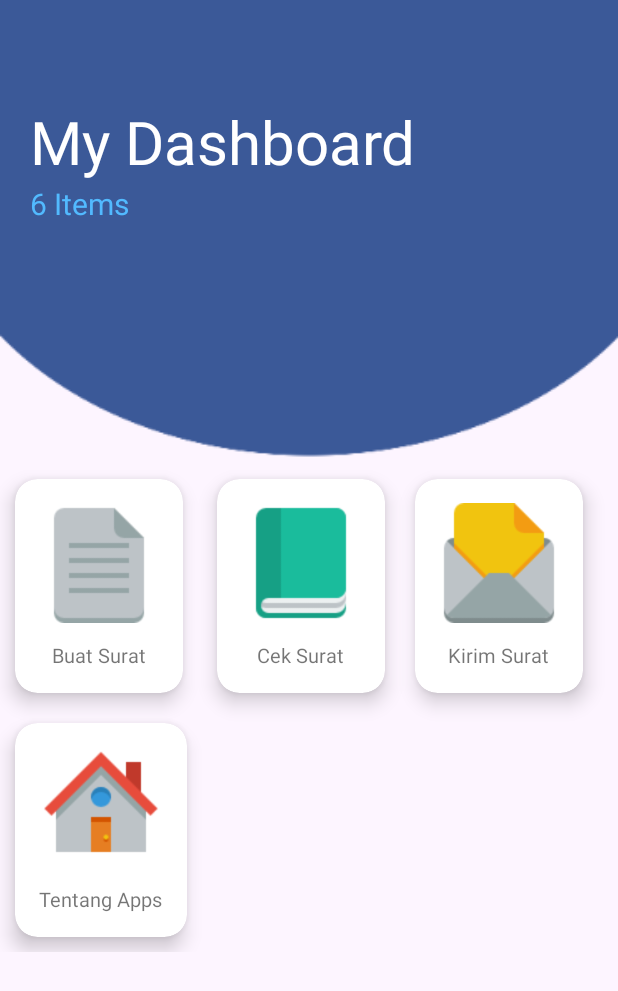
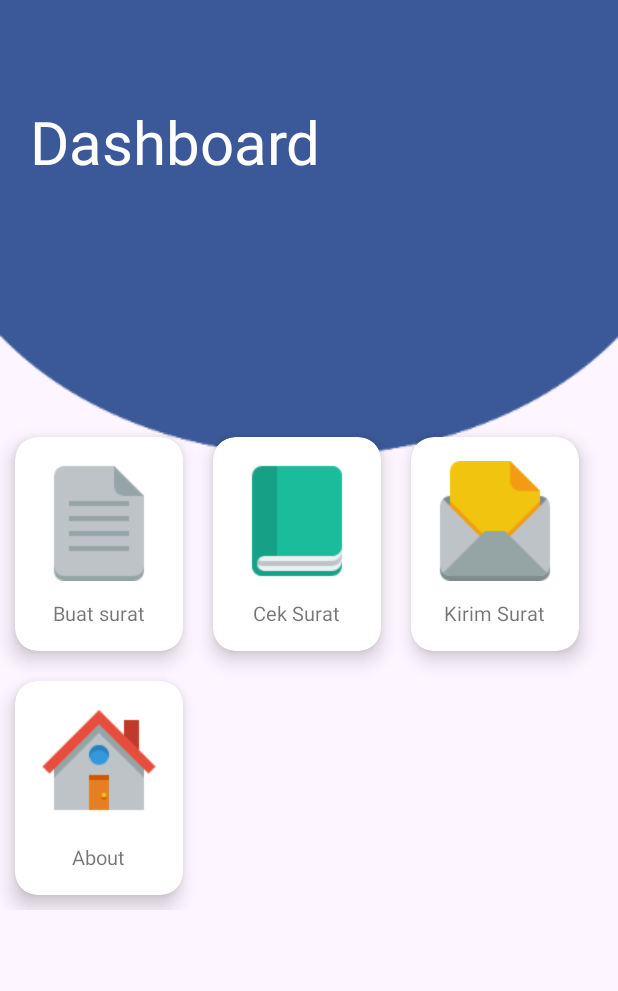
Before and after one commit to Zwarzen/projek2, an Android app: the layout fragment_home.xml on its own in the app's theme, with its tools: preview values and no code run, on a phone screen of 412 x 824 dp. Shown: the top 991 px of the screen. Run offline under Robolectric (Android 15) with nearby library versions, the phone set to English and light mode, and no system bars.

```diff
--- a/app/build.gradle
+++ b/app/build.gradle
@@ -42,4 +42,8 @@ dependencies {
     testImplementation 'junit:junit:4.+'
     androidTestImplementation 'androidx.test.ext:junit:1.1.3'
     androidTestImplementation 'androidx.test.espresso:espresso-core:3.4.0'
+
+    implementation 'android.recyclerview:recyclerview:1.0.0'
+    implementation 'de.hdodenhof:circleimageview:3.0.0'
+    implementation 'com.github.bumptech.glide:glide:4.9.0'
 }
--- a/app/src/main/java/org/aplas/projek2/OutputActivity.java
+++ b/app/src/main/java/org/aplas/projek2/OutputActivity.java
@@ -1,2 +1,6 @@
-package org.aplas.projek2;public class OutputActivity {
+package org.aplas.projek2;
+
+import android.app.Activity;
+
+public class OutputActivity extends Activity {
 }
--- a/app/src/main/java/org/aplas/projek2/ui/ListMenuAdapter.java
+++ /dev/null
@@ -1,2 +0,0 @@
-package org.aplas.projek2.ui;public class ListMenuAdapter {
-}
--- a/app/src/main/java/org/aplas/projek2/ui/Menu.java
+++ /dev/null
@@ -1,2 +0,0 @@
-package org.aplas.projek2.ui;public class menu {
-}
--- a/app/src/main/java/org/aplas/projek2/ui/MenuData.java
+++ /dev/null
@@ -1,2 +0,0 @@
-package org.aplas.projek2.ui;public class MenuData {
-}
--- a/app/src/main/res/layout/fragment_home.xml
+++ b/app/src/main/res/layout/fragment_home.xml
@@ -1,5 +1,5 @@
 <?xml version="1.0" encoding="utf-8"?>
-<androidx.constraintlayout.widget.ConstraintLayout xmlns:android="http://schemas.android.com/apk/res/android"
+<LinearLayout xmlns:android="http://schemas.android.com/apk/res/android"
     xmlns:app="http://schemas.android.com/apk/res-auto"
     xmlns:tools="http://schemas.android.com/tools"
     android:layout_width="match_parent"
@@ -25,15 +25,8 @@
                 android:layout_height="wrap_content"
                 android:textSize="40sp"
                 android:textColor="#FFFFFF"
-                android:text="My Dashboard"/>
-            <TextView
-                android:id="@+id/txAppItems"
-                android:layout_width="wrap_content"
-                android:layout_height="wrap_content"
-                android:layout_marginTop="90dp"
-                android:textSize="20sp"
-                android:textColor="#52BAFF"
-                android:text="6 Items"/>
+                android:text="@string/menu_home"/>
+
         </RelativeLayout>
 
         <GridLayout
@@ -49,12 +42,9 @@
                 android:id="@+id/cvAdd"
                 android:layout_width="wrap_content"
                 android:layout_height="wrap_content"
-                android:layout_ColumnWeight="1"
-                android:layout_RowWeight="1"
                 app:cardElevation="8dp"
                 app:cardCornerRadius="15dp"
-                android:layout_margin="10dp"
-                >
+                android:layout_margin="10dp">
 
                 <LinearLayout
                     android:orientation="vertical"
@@ -69,7 +59,7 @@
                     <TextView
                         android:layout_marginTop="12dp"
                         android:textSize="13sp"
-                        android:text="Buat Surat"
+                        android:text="@string/menu_buatsurat"
                         android:layout_width="wrap_content"
                         android:layout_height="wrap_content"/>
                 </LinearLayout>
@@ -78,8 +68,6 @@
             <androidx.cardview.widget.CardView
                 android:layout_width="wrap_content"
                 android:layout_height="wrap_content"
-                android:layout_ColumnWeight="1"
-                android:layout_RowWeight="1"
                 app:cardElevation="8dp"
                 app:cardCornerRadius="15dp"
                 android:layout_margin="10dp">
@@ -96,7 +84,7 @@
                     <TextView
                         android:layout_marginTop="12dp"
                         android:textSize="13sp"
-                        android:text="Cek Surat"
+                        android:text="@string/menu_ceksurat"
                         android:layout_width="wrap_content"
                         android:layout_height="wrap_content"/>
                 </LinearLayout>
@@ -105,8 +93,6 @@
             <androidx.cardview.widget.CardView
                 android:layout_width="wrap_content"
                 android:layout_height="wrap_content"
-                android:layout_ColumnWeight="1"
-                android:layout_RowWeight="1"
                 app:cardElevation="8dp"
                 app:cardCornerRadius="15dp"
                 android:layout_margin="10dp">
@@ -123,17 +109,15 @@
                     <TextView
                         android:layout_marginTop="12dp"
                         android:textSize="13sp"
-                        android:text="Kirim Surat"
+                        android:text="@string/menu_kirimsurat"
                         android:layout_width="wrap_content"
-                        android:layout_height="wrap_content"/>d
+                        android:layout_height="wrap_content"/>
                 </LinearLayout>
             </androidx.cardview.widget.CardView>
 
             <androidx.cardview.widget.CardView
                 android:layout_width="wrap_content"
                 android:layout_height="wrap_content"
-                android:layout_ColumnWeight="1"
-                android:layout_RowWeight="1"
                 app:cardElevation="8dp"
                 app:cardCornerRadius="15dp"
                 android:layout_margin="10dp">
@@ -150,7 +134,7 @@
                     <TextView
                         android:layout_marginTop="12dp"
                         android:textSize="13sp"
-                        android:text="Tentang Apps"
+                        android:text="@string/menu_about"
                         android:layout_width="wrap_content"
                         android:layout_height="wrap_content"/>
                 </LinearLayout>
@@ -160,4 +144,4 @@
     </LinearLayout>
 
 
-</androidx.constraintlayout.widget.ConstraintLayout>
+</LinearLayout>
```
Also changed, not shown: app/src/main/java/org/aplas/projek2/MainActivity.java (+17 -0 lines), app/src/main/res/values/strings.xml (+15 -27 lines).
